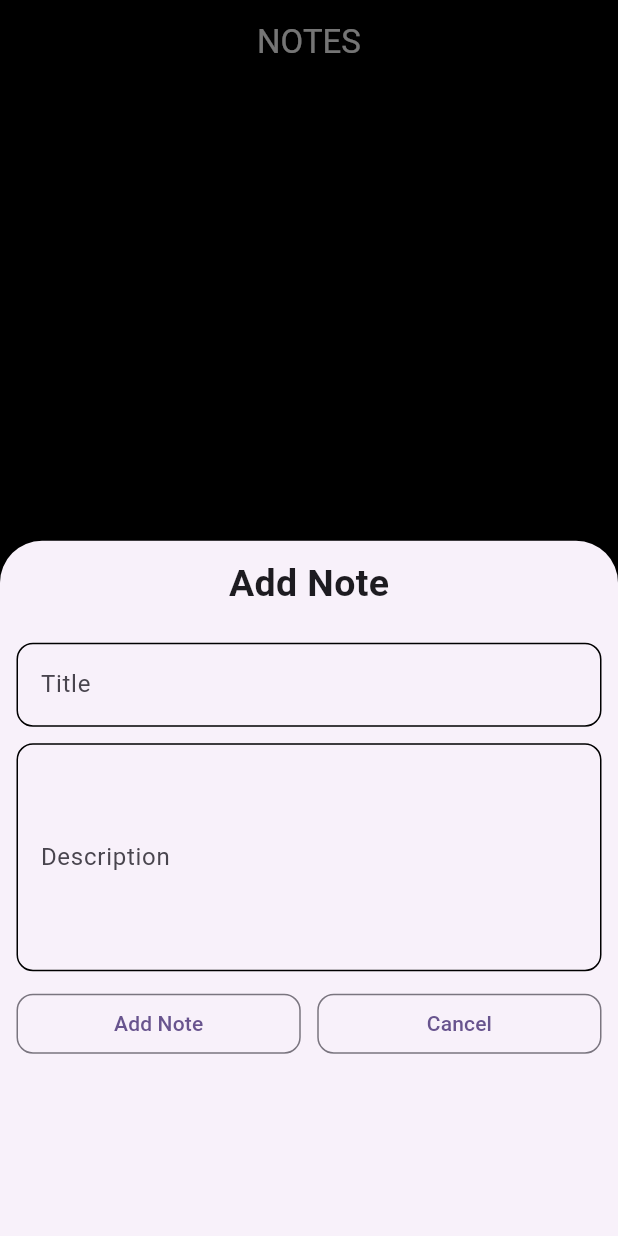
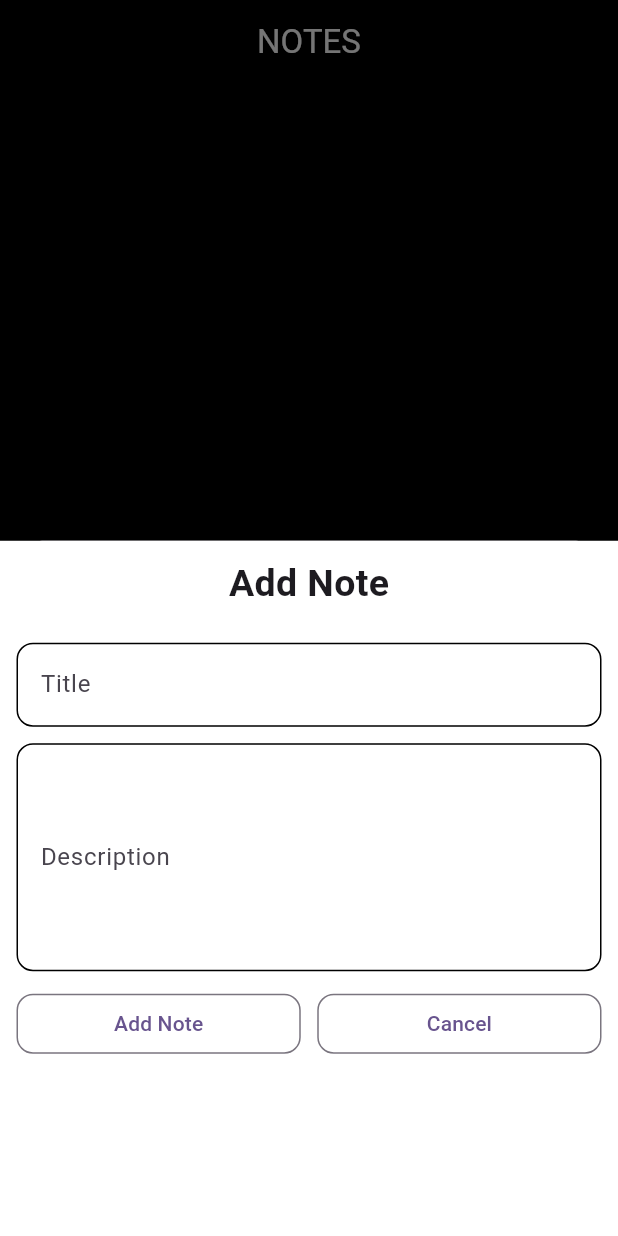
Before and after one commit to muhammadXainAhmad/notes_app_sqflite_provider, a Flutter app: the screen it shows after launch, after a tap on the "note add" icon, on a phone screen of 412 x 824 dp. Run offline on Flutter 3.47's test engine with Material 3 defaults, Android fonts, the phone set to English and light mode, and no system bars; our stand-ins replace sqflite; accounts and stored records are empty.

Commit message:
Added constants.dart

```diff
--- a/lib/Views/local_db_home.dart
+++ b/lib/Views/local_db_home.dart
@@ -1,5 +1,6 @@
 import 'package:flutter/material.dart';
 import 'package:notes_app_sqflite/Views/local_db_helper.dart';
+import 'package:notes_app_sqflite/constants.dart';
 
 class MyDbHome extends StatefulWidget {
   const MyDbHome({super.key});
@@ -32,10 +33,10 @@ class _MyDbHomeState extends State<MyDbHome> {
       appBar: AppBar(
         backgroundColor: Colors.black12,
         centerTitle: true,
-        title: Text("NOTES", style: TextStyle(color: Colors.white)),
+        title: Text("NOTES", style: TextStyle(color: MyConstants.myTxtColor)),
       ),
       floatingActionButton: FloatingActionButton(
-        backgroundColor: Colors.grey.shade800,
+        backgroundColor: MyConstants.myPrimaryColor,
         shape: RoundedRectangleBorder(borderRadius: BorderRadius.circular(30)),
         onPressed: () async {
           /*
@@ -69,25 +70,25 @@ class _MyDbHomeState extends State<MyDbHome> {
                         left: 18,
                       ),
                       child: ListTile(
-                        tileColor: Colors.grey.shade800,
+                        tileColor: MyConstants.myPrimaryColor,
                         shape: RoundedRectangleBorder(
                           borderRadius: BorderRadius.circular(26),
                         ),
                         leading: Text(
                           "${index + 1}",
-                          style: TextStyle(color: Colors.white),
+                          style: TextStyle(color: MyConstants.myTxtColor),
                         ),
                         title: Text(
                           allNotes[index][DBHelper.COLUMN_NOTE_TITLE],
                           style: TextStyle(
-                            color: Colors.white,
+                            color: MyConstants.myTxtColor,
                             fontSize: 18,
                             fontWeight: FontWeight.bold,
                           ),
                         ),
                         subtitle: Text(
                           allNotes[index][DBHelper.COLUMN_NOTE_DESC],
-                          style: TextStyle(color: Colors.white, fontSize: 16),
+                          style: TextStyle(color: MyConstants.myTxtColor, fontSize: 16),
                         ),
                         trailing: SizedBox(
                           width: 60,
@@ -114,7 +115,7 @@ class _MyDbHomeState extends State<MyDbHome> {
                                     },
                                   );
                                 },
-                                child: Icon(Icons.edit, color: Colors.white),
+                                child: Icon(Icons.edit, color: MyConstants.myTxtColor),
                               ),
                               SizedBox(width: 10),
                               InkWell(
@@ -152,6 +153,7 @@ class _MyDbHomeState extends State<MyDbHome> {
 
   Widget getBottomSheetWidget({bool isUpdate = false, int sno = 0}) {
     return Container(
+      color: MyConstants.myTxtColor,
       padding: EdgeInsets.all(11),
       width: double.infinity,
       child: Column(
@@ -227,7 +229,7 @@ class _MyDbHomeState extends State<MyDbHome> {
                             "Please fill all the required fields!",
                             textAlign: TextAlign.center,
                             style: TextStyle(
-                              color: Colors.white,
+                              color: MyConstants.myTxtColor,
                               fontWeight: FontWeight.bold,
                             ),
                           ),
--- /dev/null
+++ b/lib/constants.dart
@@ -0,0 +1,7 @@
+import 'package:flutter/material.dart';
+
+class MyConstants {
+  static const myPrimaryColor = Color.fromRGBO(66, 66, 66, 1);
+  static const myTxtColor = Colors.white;
+  static const myBtnColor = Colors.orange;
+}
```
